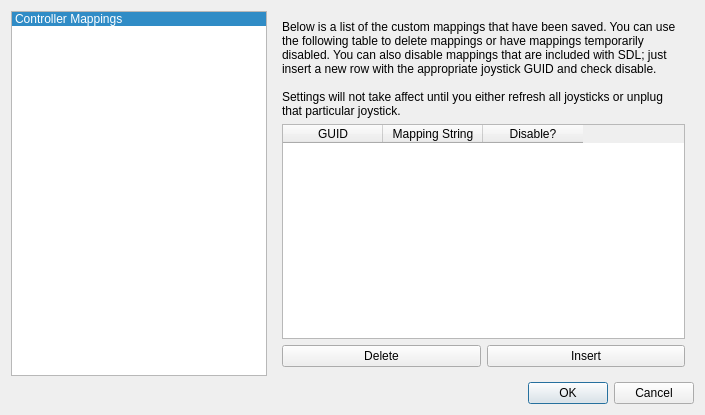
AntiMicroX/antimicrox, file src/mainsettingsdialog.ui: the form before one commit.
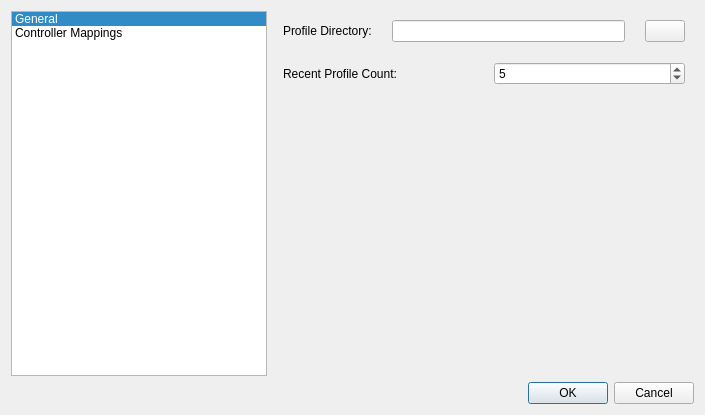
The form after the commit. Icons and pictures are not drawn.

Commit message: Added default profile directory selection. Added recent profile count setting.

The edit to the form file:
```diff
--- a/src/mainsettingsdialog.ui
+++ b/src/mainsettingsdialog.ui
@@ -36,9 +36,26 @@
          <verstretch>0</verstretch>
         </sizepolicy>
        </property>
+       <property name="flow">
+        <enum>QListView::TopToBottom</enum>
+       </property>
+       <property name="isWrapping" stdset="0">
+        <bool>false</bool>
+       </property>
+       <property name="resizeMode">
+        <enum>QListView::Fixed</enum>
+       </property>
+       <property name="wordWrap">
+        <bool>false</bool>
+       </property>
        <property name="currentRow">
         <number>0</number>
        </property>
+       <item>
+        <property name="text">
+         <string>General</string>
+        </property>
+       </item>
        <item>
         <property name="text">
          <string>Controller Mappings</string>
@@ -48,6 +65,96 @@
      </item>
      <item>
       <widget class="QStackedWidget" name="stackedWidget">
+       <widget class="QWidget" name="General">
+        <layout class="QVBoxLayout" name="verticalLayout_3">
+         <property name="spacing">
+          <number>20</number>
+         </property>
+         <property name="leftMargin">
+          <number>10</number>
+         </property>
+         <item>
+          <layout class="QHBoxLayout" name="horizontalLayout_3">
+           <property name="spacing">
+            <number>20</number>
+           </property>
+           <item>
+            <widget class="QLabel" name="label_2">
+             <property name="text">
+              <string>Profile Directory:</string>
+             </property>
+             <property name="buddy">
+              <cstring>profileDefaultDirLineEdit</cstring>
+             </property>
+            </widget>
+           </item>
+           <item>
+            <widget class="QLineEdit" name="profileDefaultDirLineEdit">
+             <property name="toolTip">
+              <string>&lt;html&gt;&lt;head/&gt;&lt;body&gt;&lt;p&gt;Specify the default directory that the program should use in file dialogs when loading a profile or saving a new profile.&lt;/p&gt;&lt;/body&gt;&lt;/html&gt;</string>
+             </property>
+             <property name="maxLength">
+              <number>512</number>
+             </property>
+             <property name="frame">
+              <bool>true</bool>
+             </property>
+             <property name="readOnly">
+              <bool>false</bool>
+             </property>
+            </widget>
+           </item>
+           <item>
+            <widget class="QPushButton" name="profileOpenDirPushButton">
+             <property name="text">
+              <string/>
+             </property>
+             <property name="icon">
+              <iconset theme="document-open-folder"/>
+             </property>
+            </widget>
+           </item>
+          </layout>
+         </item>
+         <item>
+          <layout class="QHBoxLayout" name="horizontalLayout_4">
+           <item>
+            <widget class="QLabel" name="label_3">
+             <property name="text">
+              <string>Recent Profile Count:</string>
+             </property>
+            </widget>
+           </item>
+           <item>
+            <widget class="QSpinBox" name="numberRecentProfileSpinBox">
+             <property name="toolTip">
+              <string>&lt;html&gt;&lt;head/&gt;&lt;body&gt;&lt;p&gt;Number of profiles that can be placed in recent profile list. 0 will result in the program not enforcing a limit on the number of profiles displayed.&lt;/p&gt;&lt;/body&gt;&lt;/html&gt;</string>
+             </property>
+             <property name="maximum">
+              <number>100</number>
+             </property>
+             <property name="value">
+              <number>5</number>
+             </property>
+            </widget>
+           </item>
+          </layout>
+         </item>
+         <item>
+          <spacer name="verticalSpacer">
+           <property name="orientation">
+            <enum>Qt::Vertical</enum>
+           </property>
+           <property name="sizeHint" stdset="0">
+            <size>
+             <width>20</width>
+             <height>40</height>
+            </size>
+           </property>
+          </spacer>
+         </item>
+        </layout>
+       </widget>
        <widget class="QWidget" name="controllerMappingsPage">
         <layout class="QVBoxLayout" name="verticalLayout_2">
          <item>
```
The commit also changes 5 other files.
